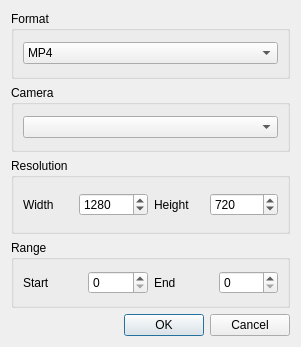
pencil2d/pencil, file app/ui/exportmoviedialog.ui: the form before one commit.
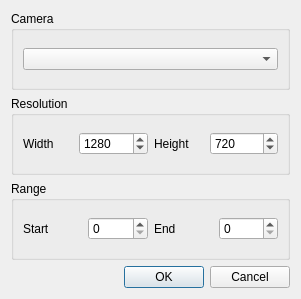
The form after the commit.

```diff
--- a/app/ui/exportmoviedialog.ui
+++ b/app/ui/exportmoviedialog.ui
@@ -7,7 +7,7 @@
     <x>0</x>
     <y>0</y>
     <width>301</width>
-    <height>347</height>
+    <height>299</height>
    </rect>
   </property>
   <property name="windowTitle">
@@ -17,29 +17,6 @@
    <bool>true</bool>
   </property>
   <layout class="QVBoxLayout" name="verticalLayout">
-   <item>
-    <widget class="QGroupBox" name="groupBox_2">
-     <property name="title">
-      <string>Format</string>
-     </property>
-     <layout class="QHBoxLayout" name="horizontalLayout_4">
-      <item>
-       <widget class="QComboBox" name="formatCombo">
-        <item>
-         <property name="text">
-          <string>MP4</string>
-         </property>
-        </item>
-        <item>
-         <property name="text">
-          <string>AVI</string>
-         </property>
-        </item>
-       </widget>
-      </item>
-     </layout>
-    </widget>
-   </item>
    <item>
     <widget class="QGroupBox" name="groupBox_4">
      <property name="title">
```
